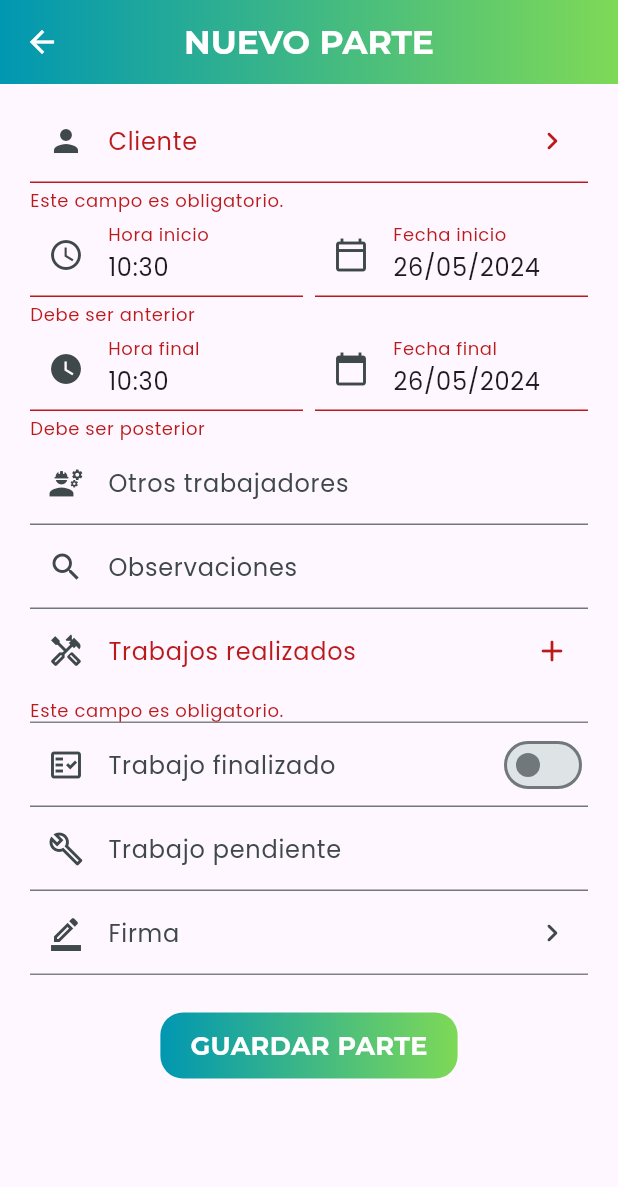
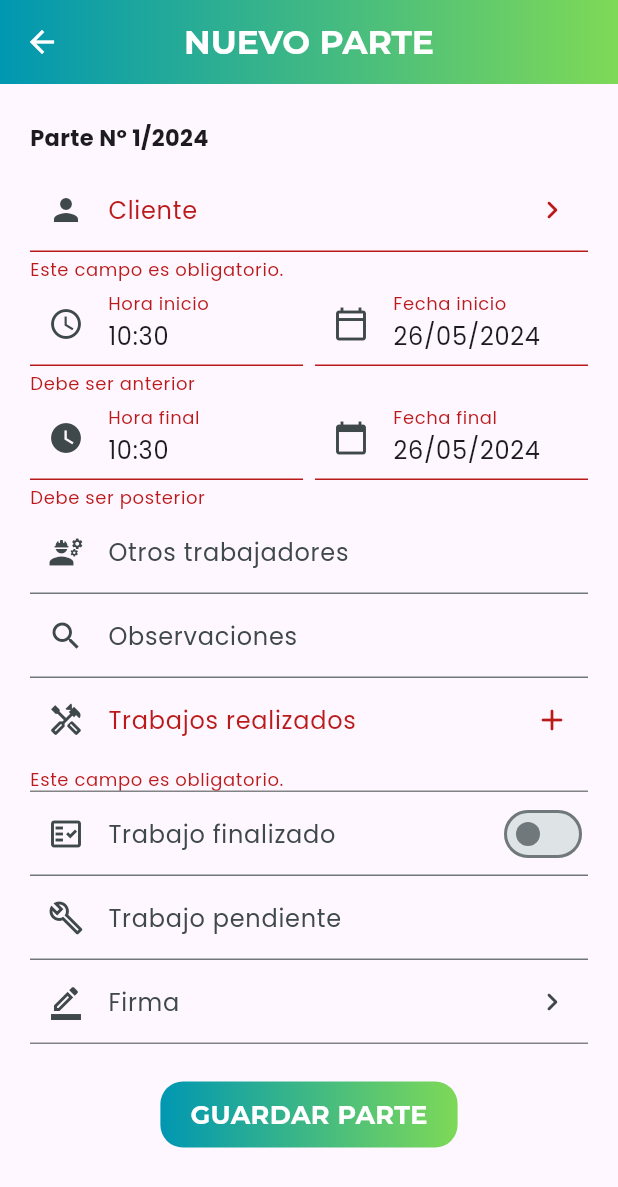
Before and after one commit to Trebok/partes-de-trabajo, a Flutter app: the PartePagina screen opened directly, after a tap on "GUARDAR PARTE", on a phone screen of 412 x 824 dp. Shown: the top 1187 px of the screen. Run offline on Flutter 3.47's test engine with Material 3 defaults, Android fonts, the phone set to English and light mode, and no system bars; our stand-ins replace firebase_auth, firebase_core, flutter_slidable, google_fonts, google_sign_in, hive and 8 more; missing offline and left inert: mailer; accounts and stored records are empty; network calls fail.

Commit message:
Fix envio parte infinito, primera linea parte, cliente, trabajo

```diff
--- a/lib/pages/parte_pagina.dart
+++ b/lib/pages/parte_pagina.dart
@@ -57,6 +57,9 @@ class _PartePaginaState extends State<PartePagina> with TickerProviderStateMixin
   late int _horaFinal;
   late DateTime _fechaFinal;
 
+  late final int number;
+  late final int year;
+
   bool _modoSeleccion = false;
   final List<int> _seleccionados = [];
   final Map<int, SlidableController> _deslizables = {};
@@ -92,6 +95,18 @@ class _PartePaginaState extends State<PartePagina> with TickerProviderStateMixin
       _fechaInicio = DateTime(_ahora.year, _ahora.month, _ahora.day);
       _horaFinal = _ahora.hour * 60 + _ahora.minute;
       _fechaFinal = DateTime(_ahora.year, _ahora.month, _ahora.day);
+
+      if (boxPartes.length == 0) {
+        number = 1;
+      } else {
+        final ultimoParte = boxPartes.values.last;
+        if (ultimoParte.year != DateTime.now().year) {
+          number = 1;
+        } else {
+          number = ultimoParte.number + 1;
+        }
+      }
+      year = DateTime.now().year;
     } else {
       titulo = 'EDITAR PARTE';
       _cliente = widget.parte!.cliente;
@@ -122,6 +137,8 @@ class _PartePaginaState extends State<PartePagina> with TickerProviderStateMixin
         int.parse(widget.parte!.fechaFinal.split('/')[1]),
         int.parse(widget.parte!.fechaFinal.split('/')[0]),
       );
+      number = widget.parte!.number;
+      year = widget.parte!.year;
     }
   }
 
@@ -229,7 +246,18 @@ class _PartePaginaState extends State<PartePagina> with TickerProviderStateMixin
               child: Form(
                 key: _formKeyGeneral,
                 child: Column(
+                  crossAxisAlignment: CrossAxisAlignment.start,
                   children: [
+                    Padding(
+                      padding: const EdgeInsets.only(top: 15, bottom: 10),
+                      child: Text(
+                        'Parte Nº $number/$year',
+                        style: const TextStyle(
+                          fontWeight: FontWeight.bold,
+                          fontSize: 15,
+                        ),
+                      ),
+                    ),
                     TextFieldCustom(
                       prefixIcon: const Icon(Icons.person),
                       labelText: 'Cliente',
@@ -527,7 +555,7 @@ class _PartePaginaState extends State<PartePagina> with TickerProviderStateMixin
                                       SlidableAction(
                                         padding: EdgeInsets.zero,
                                         autoClose: false,
-                                        onPressed: (context) {
+                                        onPressed: (_) {
                                           mostrarModalBottomSheetHorizontal(
                                             context,
                                             titulo: 'Eliminar trabajo',
@@ -810,7 +838,8 @@ class _PartePaginaState extends State<PartePagina> with TickerProviderStateMixin
                       height: 0,
                       color: PaletaColores.grisBordes,
                     ),
-                    Padding(
+                    Center(
+                      child: Padding(
                         padding: const EdgeInsets.only(top: 25, bottom: 25),
                         child: BotonGradiente(
                           nombre: 'GUARDAR PARTE',
@@ -818,22 +847,6 @@ class _PartePaginaState extends State<PartePagina> with TickerProviderStateMixin
                             _formKeyFechas.currentState!.validate();
                             if (_formKeyGeneral.currentState!.validate() &&
                                 _formKeyFechas.currentState!.validate()) {
-                            final int number;
-                            if (widget.parte == null) {
-                              if (boxPartes.length == 0) {
-                                number = 1;
-                              } else {
-                                final ultimoParte = boxPartes.values.last;
-                                if (ultimoParte.year != DateTime.now().year) {
-                                  number = 1;
-                                } else {
-                                  number = ultimoParte.number + 1;
-                                }
-                              }
-                            } else {
-                              number = -1;
-                            }
-
                               final comienzo = _fechaInicio.copyWith(minute: _horaInicio);
                               final fin = _fechaFinal.copyWith(minute: _horaFinal);
                               final diferencia = fin.difference(comienzo);
@@ -851,7 +864,7 @@ class _PartePaginaState extends State<PartePagina> with TickerProviderStateMixin
                                 trabajos: _trabajos,
                                 trabajoFinalizado: _trabajoFinalizado,
                                 trabajoPendiente: _trabajoPendienteController.text,
-                              number: widget.parte == null ? number : widget.parte!.number,
+                                number: number,
                                 horasTotales: horasTotales,
                                 firma: _firma,
                               );
@@ -859,6 +872,7 @@ class _PartePaginaState extends State<PartePagina> with TickerProviderStateMixin
                               Navigator.pop(context, parte);
                             }
                           },
+                        ),
                       ),
                     ),
                   ],
--- a/pubspec.yaml
+++ b/pubspec.yaml
@@ -16,7 +16,7 @@ publish_to: 'none' # Remove this line if you wish to publish to pub.dev
 # https://developer.apple.com/library/archive/documentation/General/Reference/InfoPlistKeyReference/Articles/CoreFoundationKeys.html
 # In Windows, build-name is used as the major, minor, and patch parts
 # of the product and file versions while build-number is used as the build suffix.
-version: 0.8.4+11
+version: 0.8.6+13
 
 environment:
   sdk: '>=3.3.3 <4.0.0'
```
Also changed, not shown: lib/main.dart (+16 -13 lines), lib/pages/cliente_pagina.dart (+14 -1 lines), lib/pages/trabajo_pagina.dart (+11 -12 lines). Lines whose indentation alone changed are shown as unchanged.
